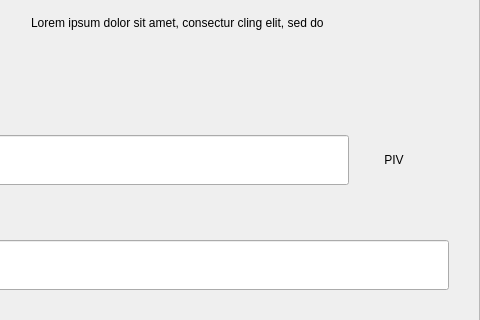
The window that src/qt/pivx/forms/requestdialog.ui (wonko433/blackcoin-more) describes before a commit, drawn with Qt 5; both pictures show x 122 to 602 and y 123 to 443 of the 602 by 607 pixel window.
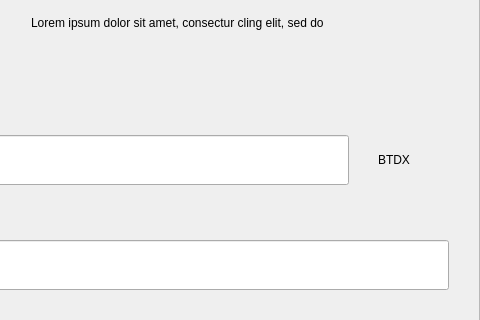
The same window after the commit.

Patch:
```diff
--- a/src/qt/pivx/forms/requestdialog.ui
+++ b/src/qt/pivx/forms/requestdialog.ui
@@ -324,7 +324,7 @@
                    <item>
                     <widget class="QLabel" name="comboBoxCoin">
                      <property name="text">
-                      <string>PIV</string>
+                      <string>BTDX</string>
                      </property>
                      <property name="alignment">
                       <set>Qt::AlignCenter</set>
```
